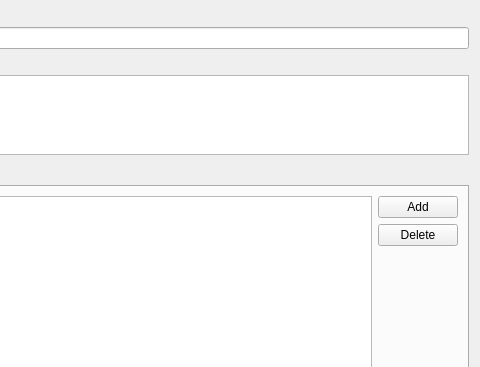
Qt form src/editors/projecteditorform.ui (jassuncao/myparts) before a commit; both pictures show x 382 to 862 and y 0 to 367 of the 862 by 588 pixel window.
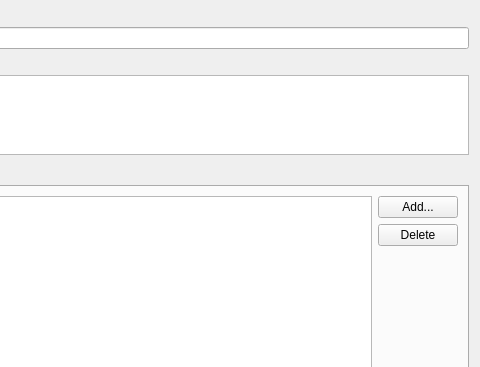
The same form after that commit. The open tabs and pages were chosen to show the change. Icons and pictures are not drawn.

Patch:
```diff
--- a/src/editors/projecteditorform.ui
+++ b/src/editors/projecteditorform.ui
@@ -165,7 +165,11 @@
          <item>
           <widget class="QPushButton" name="addAttachmentButton">
            <property name="text">
-            <string>Add</string>
+            <string>Add...</string>
+           </property>
+           <property name="icon">
+            <iconset resource="../resources.qrc">
+             <normaloff>:/icons/link_add</normaloff>:/icons/link_add</iconset>
            </property>
           </widget>
          </item>
```
Left out of the diff: 13 changed lines with no effect on the pictures.
